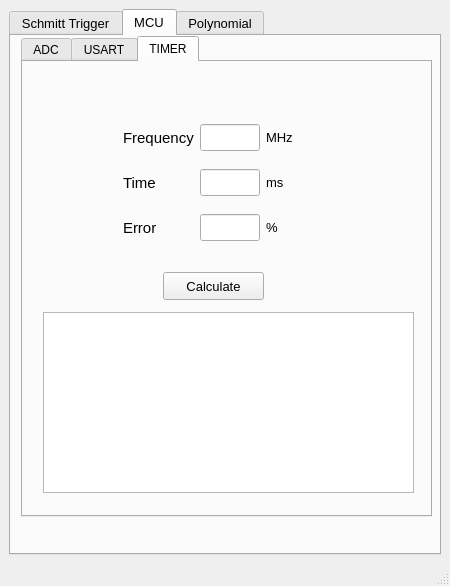
This is main.ui in MasoudHD/Electron as Qt 5 draws it before an edit. The edited form follows.
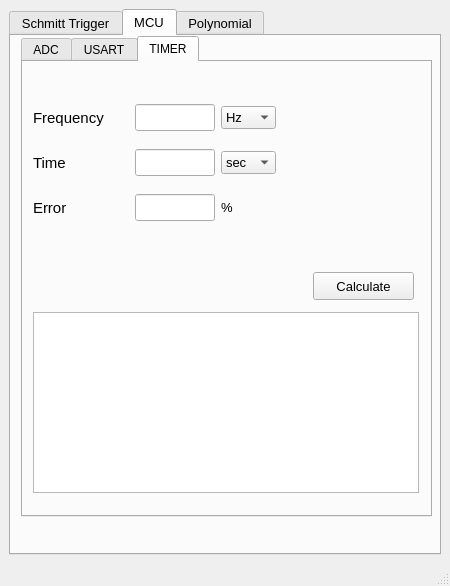
This is the edited form. The open tabs and pages were chosen to show the change. Custom widgets are drawn as their Qt base class.

Commit message: 20230313-0045 | Some cleaning, add Timer param unit selection

What changed in the file:
```diff
--- a/main.ui
+++ b/main.ui
@@ -1117,9 +1117,9 @@
          <widget class="QWidget" name="layoutWidget_2">
           <property name="geometry">
            <rect>
-            <x>100</x>
-            <y>50</y>
-            <width>188</width>
+            <x>10</x>
+            <y>30</y>
+            <width>243</width>
             <height>143</height>
            </rect>
           </property>
@@ -1134,7 +1134,7 @@
              </property>
              <property name="maximumSize">
               <size>
-               <width>60</width>
+               <width>80</width>
                <height>16777215</height>
               </size>
              </property>
@@ -1150,6 +1150,12 @@
            </item>
            <item row="2" column="2">
             <widget class="QLabel" name="label_36">
+             <property name="sizePolicy">
+              <sizepolicy hsizetype="Fixed" vsizetype="Preferred">
+               <horstretch>0</horstretch>
+               <verstretch>0</verstretch>
+              </sizepolicy>
+             </property>
              <property name="font">
               <font>
                <pointsize>10</pointsize>
@@ -1170,7 +1176,7 @@
              </property>
              <property name="maximumSize">
               <size>
-               <width>60</width>
+               <width>80</width>
                <height>16777215</height>
               </size>
              </property>
@@ -1205,18 +1211,6 @@
              </property>
             </widget>
            </item>
-           <item row="1" column="2">
-            <widget class="QLabel" name="label_34">
-             <property name="font">
-              <font>
-               <pointsize>10</pointsize>
-              </font>
-             </property>
-             <property name="text">
-              <string>ms</string>
-             </property>
-            </widget>
-           </item>
            <item row="0" column="1">
             <widget class="QLineEdit" name="etTimFrq">
              <property name="sizePolicy">
@@ -1227,7 +1221,7 @@
              </property>
              <property name="maximumSize">
               <size>
-               <width>60</width>
+               <width>80</width>
                <height>16777215</height>
               </size>
              </property>
@@ -1241,18 +1235,6 @@
              </property>
             </widget>
            </item>
-           <item row="0" column="2">
-            <widget class="QLabel" name="label_32">
-             <property name="font">
-              <font>
-               <pointsize>10</pointsize>
-              </font>
-             </property>
-             <property name="text">
-              <string>MHz</string>
-             </property>
-            </widget>
-           </item>
            <item row="1" column="0">
             <widget class="QLabel" name="label_33">
              <property name="enabled">
@@ -1295,12 +1277,89 @@
              </property>
             </widget>
            </item>
+           <item row="0" column="2">
+            <widget class="QComboBox" name="cbTimFrqUnit">
+             <property name="sizePolicy">
+              <sizepolicy hsizetype="Fixed" vsizetype="Fixed">
+               <horstretch>0</horstretch>
+               <verstretch>0</verstretch>
+              </sizepolicy>
+             </property>
+             <property name="maximumSize">
+              <size>
+               <width>60</width>
+               <height>16777215</height>
+              </size>
+             </property>
+             <property name="font">
+              <font>
+               <pointsize>10</pointsize>
+              </font>
+             </property>
+             <item>
+              <property name="text">
+               <string>Hz</string>
+              </property>
+             </item>
+             <item>
+              <property name="text">
+               <string>KHz</string>
+              </property>
+             </item>
+             <item>
+              <property name="text">
+               <string>MHz</string>
+              </property>
+             </item>
+            </widget>
+           </item>
+           <item row="1" column="2">
+            <widget class="QComboBox" name="cbTimTimeUnit">
+             <property name="sizePolicy">
+              <sizepolicy hsizetype="Fixed" vsizetype="Fixed">
+               <horstretch>0</horstretch>
+               <verstretch>0</verstretch>
+              </sizepolicy>
+             </property>
+             <property name="maximumSize">
+              <size>
+               <width>60</width>
+               <height>16777215</height>
+              </size>
+             </property>
+             <property name="font">
+              <font>
+               <pointsize>10</pointsize>
+              </font>
+             </property>
+             <item>
+              <property name="text">
+               <string>sec</string>
+              </property>
+             </item>
+             <item>
+              <property name="text">
+               <string>ms</string>
+              </property>
+             </item>
+             <item>
+              <property name="text">
+               <string>us</string>
+              </property>
+             </item>
+             <item>
+              <property name="text">
+               <string>ns</string>
+              </property>
+             </item>
+            </widget>
+           </item>
           </layout>
          </widget>
          <widget class="QPushButton" name="btnTimCalculate">
           <property name="geometry">
            <rect>
-            <x>140</x>
+            <x>290</x>
             <y>210</y>
             <width>101</width>
             <height>28</height>
@@ -1321,9 +1380,9 @@
          <widget class="QTableWidget" name="tblTim">
           <property name="geometry">
            <rect>
-            <x>20</x>
+            <x>10</x>
             <y>250</y>
-            <width>371</width>
+            <width>386</width>
             <height>181</height>
            </rect>
           </property>
```
Left out of the diff: 2 changed lines with no effect on the pictures. The commit also changes 3 other files.
